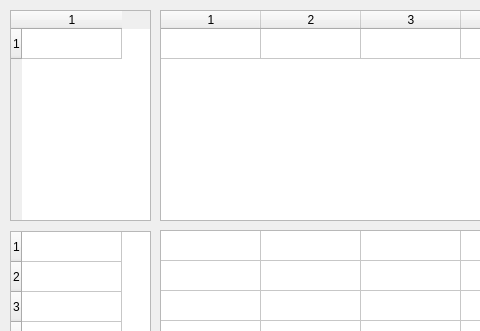
Qt form AraSteamManager/subform/formtablesheaders.ui (Arankir/AraSteamManager) before a commit; both pictures show x 0 to 480 and y 0 to 331 of the 653 by 601 pixel window.
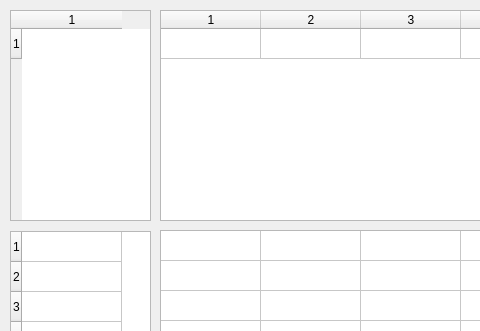
The same form after that commit.

```diff
--- a/AraSteamManager/subform/formtablesheaders.ui
+++ b/AraSteamManager/subform/formtablesheaders.ui
@@ -28,6 +28,9 @@
    <property name="horizontalScrollBarPolicy">
     <enum>Qt::ScrollBarAlwaysOff</enum>
    </property>
+   <property name="showGrid">
+    <bool>false</bool>
+   </property>
    <property name="rowCount">
     <number>1</number>
    </property>
```
